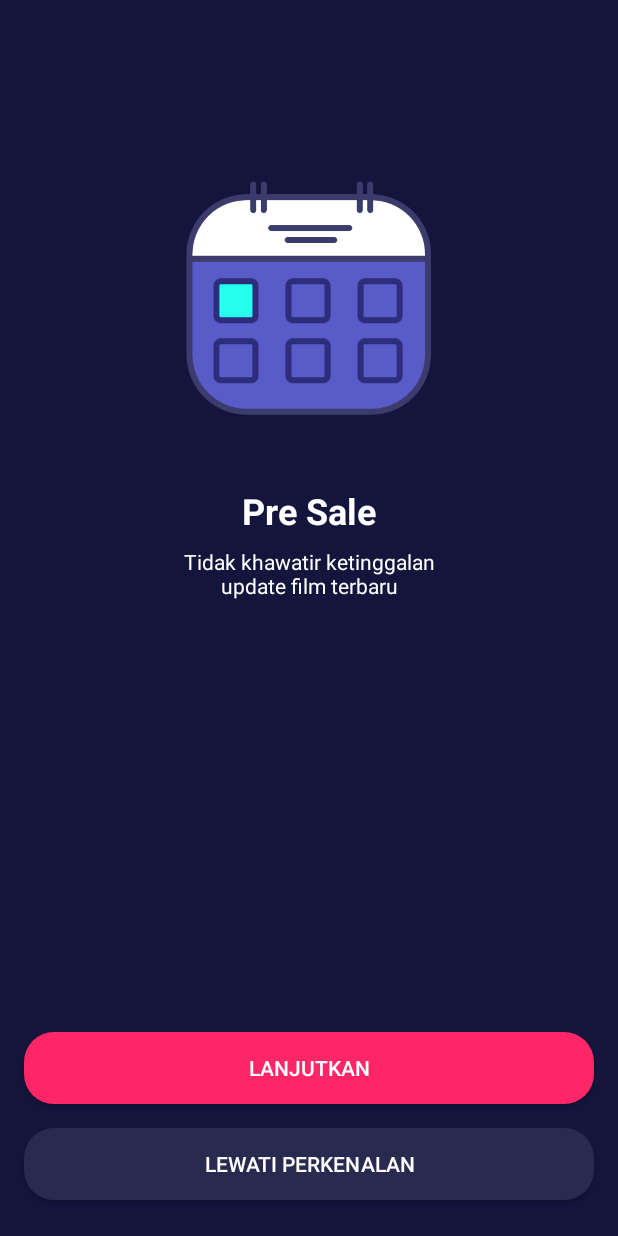
After one commit to fajartd02/MOV, an Android app: the layout activity_onboarding_two.xml on its own in the app's theme, with its tools: preview values and no code run, on a phone screen of 412 x 824 dp. The commit adds this screen. Run offline under Robolectric (Android 15) with nearby library versions, the phone set to English and light mode, and no system bars.

Commit message:
done UI XML Oneboarding Two

```diff
--- /dev/null
+++ b/app/src/main/res/layout/activity_onboarding_two.xml
@@ -0,0 +1,76 @@
+<?xml version="1.0" encoding="utf-8"?>
+<androidx.constraintlayout.widget.ConstraintLayout xmlns:android="http://schemas.android.com/apk/res/android"
+    xmlns:app="http://schemas.android.com/apk/res-auto"
+    xmlns:tools="http://schemas.android.com/tools"
+    android:layout_width="match_parent"
+    android:layout_height="match_parent"
+    android:background="@color/colorBlue"
+    tools:context=".onboarding.OnboardingOneActivity">
+
+    <Button
+        android:id="@+id/button2"
+        android:layout_width="0dp"
+        android:layout_height="wrap_content"
+        android:layout_marginStart="16dp"
+        android:layout_marginEnd="16dp"
+        android:layout_marginBottom="24dp"
+        android:background="@drawable/shape_rectangle_blueGray"
+        android:text="@string/lewati_perkenalan"
+        android:textColor="@color/colorWhite"
+        app:layout_constraintBottom_toBottomOf="parent"
+        app:layout_constraintEnd_toEndOf="parent"
+        app:layout_constraintStart_toStartOf="parent" />
+
+    <Button
+        android:id="@+id/button4"
+        android:layout_width="0dp"
+        android:layout_height="wrap_content"
+        android:layout_marginStart="16dp"
+        android:layout_marginEnd="16dp"
+        android:layout_marginBottom="16dp"
+        android:background="@drawable/shape_rectangle_pink"
+        android:text="@string/lanjutkan"
+        android:textColor="@color/colorWhite"
+        app:layout_constraintBottom_toTopOf="@+id/button2"
+        app:layout_constraintEnd_toEndOf="parent"
+        app:layout_constraintStart_toStartOf="parent" />
+
+    <ImageView
+        android:id="@+id/imageView2"
+        android:layout_width="200dp"
+        android:layout_height="200dp"
+        android:layout_marginTop="100dp"
+        app:layout_constraintEnd_toEndOf="parent"
+        app:layout_constraintHorizontal_bias="0.497"
+        app:layout_constraintStart_toStartOf="parent"
+        app:layout_constraintTop_toTopOf="parent"
+        app:srcCompat="@drawable/onboardingtwo" />
+
+    <TextView
+        android:id="@+id/textView"
+        android:layout_width="wrap_content"
+        android:layout_height="wrap_content"
+        android:layout_marginTop="24dp"
+        android:text="@string/pre_sale"
+        android:textColor="@color/colorWhite"
+        android:textSize="24sp"
+        android:textStyle="bold"
+        app:layout_constraintEnd_toEndOf="parent"
+        app:layout_constraintStart_toStartOf="parent"
+        app:layout_constraintTop_toBottomOf="@+id/imageView2" />
+
+    <TextView
+        android:id="@+id/textView2"
+        android:layout_width="wrap_content"
+        android:layout_height="wrap_content"
+        android:layout_marginStart="16dp"
+        android:layout_marginTop="8dp"
+        android:layout_marginEnd="16dp"
+        android:gravity="center"
+        android:text="@string/pre_sale_desc"
+        android:textColor="@color/colorWhite"
+        app:layout_constraintEnd_toEndOf="parent"
+        app:layout_constraintStart_toStartOf="parent"
+        app:layout_constraintTop_toBottomOf="@+id/textView" />
+
+</androidx.constraintlayout.widget.ConstraintLayout>
--- a/app/src/main/res/values/strings.xml
+++ b/app/src/main/res/values/strings.xml
@@ -4,4 +4,6 @@
     <string name="lanjutkan">Lanjutkan</string>
     <string name="now_playing">Now Playing</string>
     <string name="now_playing_desc">Lebih mudah untuk mengetahui\nfilm yang sedang tampil</string>
+    <string name="pre_sale">Pre Sale</string>
+    <string name="pre_sale_desc">Tidak khawatir ketinggalan\nupdate film terbaru</string>
 </resources>
```
Also changed, not shown: app/src/main/res/drawable/onboardingthree.png (added), app/src/main/res/drawable/onboardingtwo.png (added).
